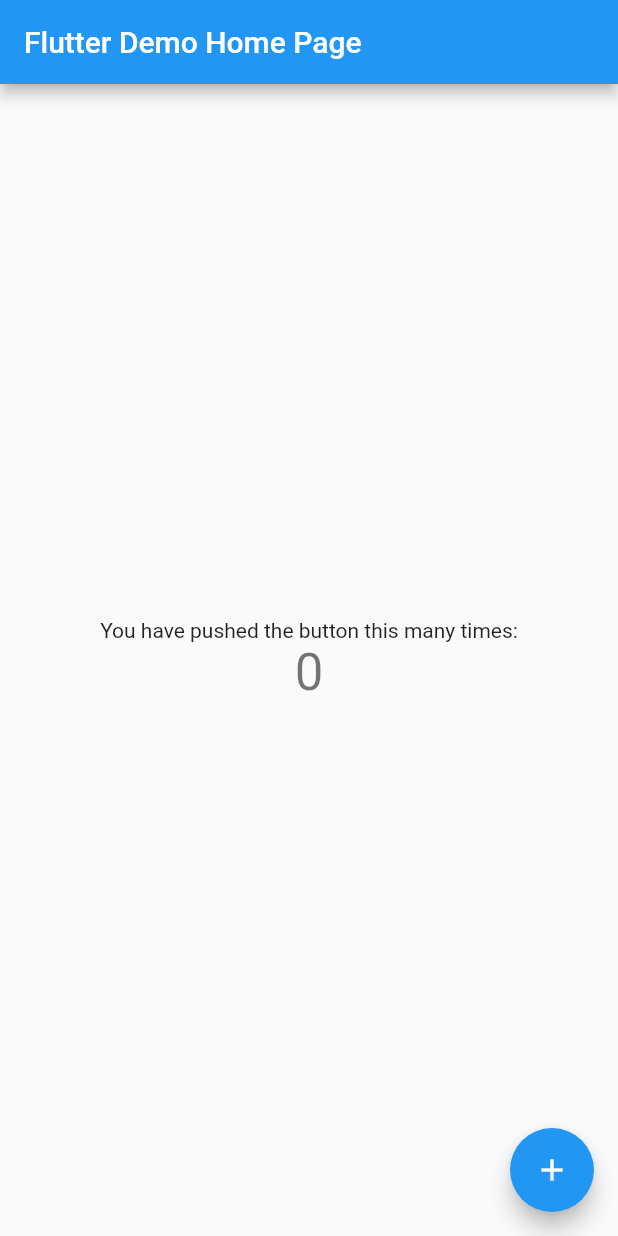
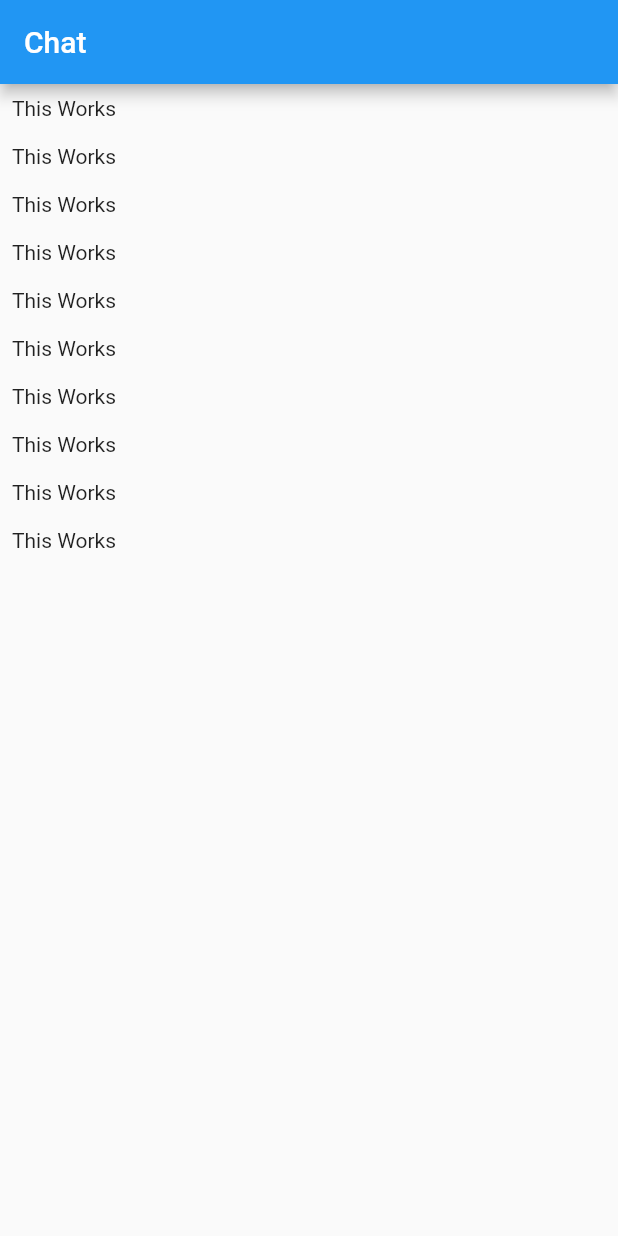
Before and after one commit to Umang2510/FlutterChat, a Flutter app: the screen it shows after launch, on a phone screen of 412 x 824 dp. Run offline on Flutter 3.47's test engine with Material 2 defaults, Android fonts, the phone set to English and light mode, and no system bars.

Commit message:
sec-14 316. Creating Screen

```diff
--- /dev/null
+++ b/lib/Screens/chat_screen.dart
@@ -0,0 +1,20 @@
+import 'package:flutter/material.dart';
+
+class ChatScreen extends StatelessWidget {
+  const ChatScreen({super.key});
+
+  @override
+  Widget build(BuildContext context) {
+    return Scaffold(
+      appBar: AppBar(
+        title: Text('Chat'),
+      ),
+      body: ListView.builder(
+          itemCount: 10,
+          itemBuilder: (ctx, index) => Container(
+                padding: const EdgeInsets.all(8),
+                child: Text('This Works'),
+              )),
+    );
+  }
+}
--- a/lib/main.dart
+++ b/lib/main.dart
@@ -1,4 +1,5 @@
 import 'package:flutter/material.dart';
+import '../Screens/chat_screen.dart';
 
 void main() {
   runApp(const MyApp());
@@ -7,109 +8,14 @@ void main() {
 class MyApp extends StatelessWidget {
   const MyApp({super.key});
 
-  // This widget is the root of your application.
   @override
   Widget build(BuildContext context) {
     return MaterialApp(
-      title: 'Flutter Demo',
+      title: 'Flutter Chat',
       theme: ThemeData(
-        // This is the theme of your application.
-        //
-        // Try running your application with "flutter run". You'll see the
-        // application has a blue toolbar. Then, without quitting the app, try
-        // changing the primarySwatch below to Colors.green and then invoke
-        // "hot reload" (press "r" in the console where you ran "flutter run",
-        // or simply save your changes to "hot reload" in a Flutter IDE).
-        // Notice that the counter didn't reset back to zero; the application
-        // is not restarted.
         primarySwatch: Colors.blue,
       ),
-      home: const MyHomePage(title: 'Flutter Demo Home Page'),
+      home: ChatScreen(),
     );
   }
 }
-
-class MyHomePage extends StatefulWidget {
-  const MyHomePage({super.key, required this.title});
-
-  // This widget is the home page of your application. It is stateful, meaning
-  // that it has a State object (defined below) that contains fields that affect
-  // how it looks.
-
-  // This class is the configuration for the state. It holds the values (in this
-  // case the title) provided by the parent (in this case the App widget) and
-  // used by the build method of the State. Fields in a Widget subclass are
-  // always marked "final".
-
-  final String title;
-
-  @override
-  State<MyHomePage> createState() => _MyHomePageState();
-}
-
-class _MyHomePageState extends State<MyHomePage> {
-  int _counter = 0;
-
-  void _incrementCounter() {
-    setState(() {
-      // This call to setState tells the Flutter framework that something has
-      // changed in this State, which causes it to rerun the build method below
-      // so that the display can reflect the updated values. If we changed
-      // _counter without calling setState(), then the build method would not be
-      // called again, and so nothing would appear to happen.
-      _counter++;
-    });
-  }
-
-  @override
-  Widget build(BuildContext context) {
-    // This method is rerun every time setState is called, for instance as done
-    // by the _incrementCounter method above.
-    //
-    // The Flutter framework has been optimized to make rerunning build methods
-    // fast, so that you can just rebuild anything that needs updating rather
-    // than having to individually change instances of widgets.
-    return Scaffold(
-      appBar: AppBar(
-        // Here we take the value from the MyHomePage object that was created by
-        // the App.build method, and use it to set our appbar title.
-        title: Text(widget.title),
-      ),
-      body: Center(
-        // Center is a layout widget. It takes a single child and positions it
-        // in the middle of the parent.
-        child: Column(
-          // Column is also a layout widget. It takes a list of children and
-          // arranges them vertically. By default, it sizes itself to fit its
-          // children horizontally, and tries to be as tall as its parent.
-          //
-          // Invoke "debug painting" (press "p" in the console, choose the
-          // "Toggle Debug Paint" action from the Flutter Inspector in Android
-          // Studio, or the "Toggle Debug Paint" command in Visual Studio Code)
-          // to see the wireframe for each widget.
-          //
-          // Column has various properties to control how it sizes itself and
-          // how it positions its children. Here we use mainAxisAlignment to
-          // center the children vertically; the main axis here is the vertical
-          // axis because Columns are vertical (the cross axis would be
-          // horizontal).
-          mainAxisAlignment: MainAxisAlignment.center,
-          children: <Widget>[
-            const Text(
-              'You have pushed the button this many times:',
-            ),
-            Text(
-              '$_counter',
-              style: Theme.of(context).textTheme.headline4,
-            ),
-          ],
-        ),
-      ),
-      floatingActionButton: FloatingActionButton(
-        onPressed: _incrementCounter,
-        tooltip: 'Increment',
-        child: const Icon(Icons.add),
-      ), // This trailing comma makes auto-formatting nicer for build methods.
-    );
-  }
-}
```
Also changed, not shown: lib/Screens/auth_screen.dart (added).
